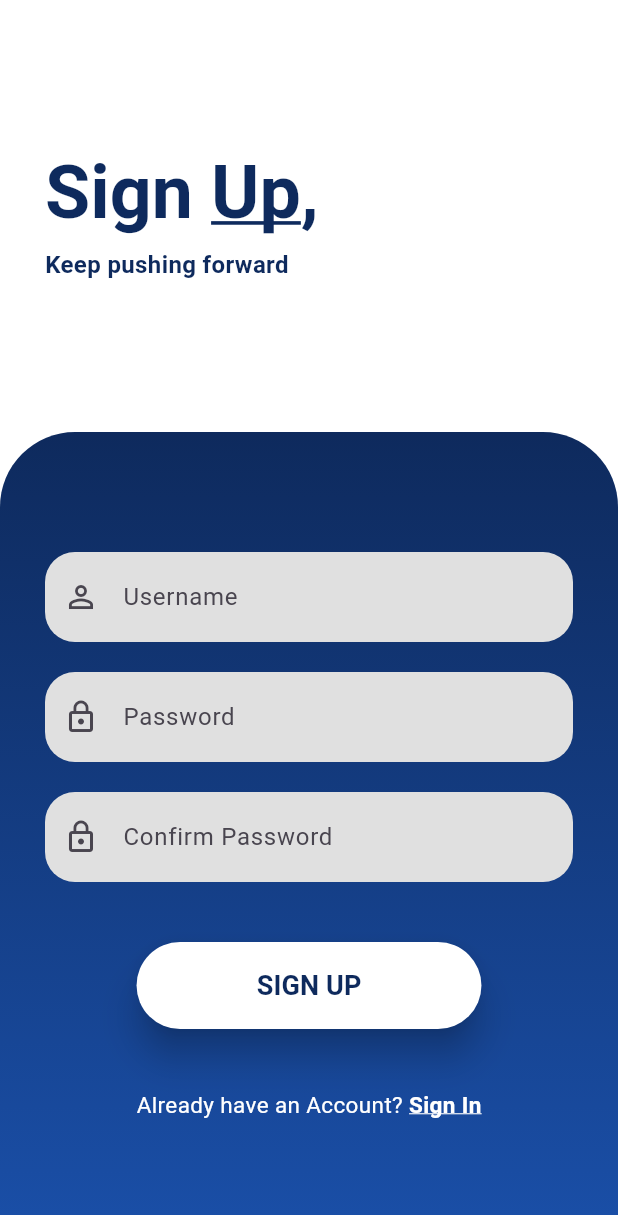
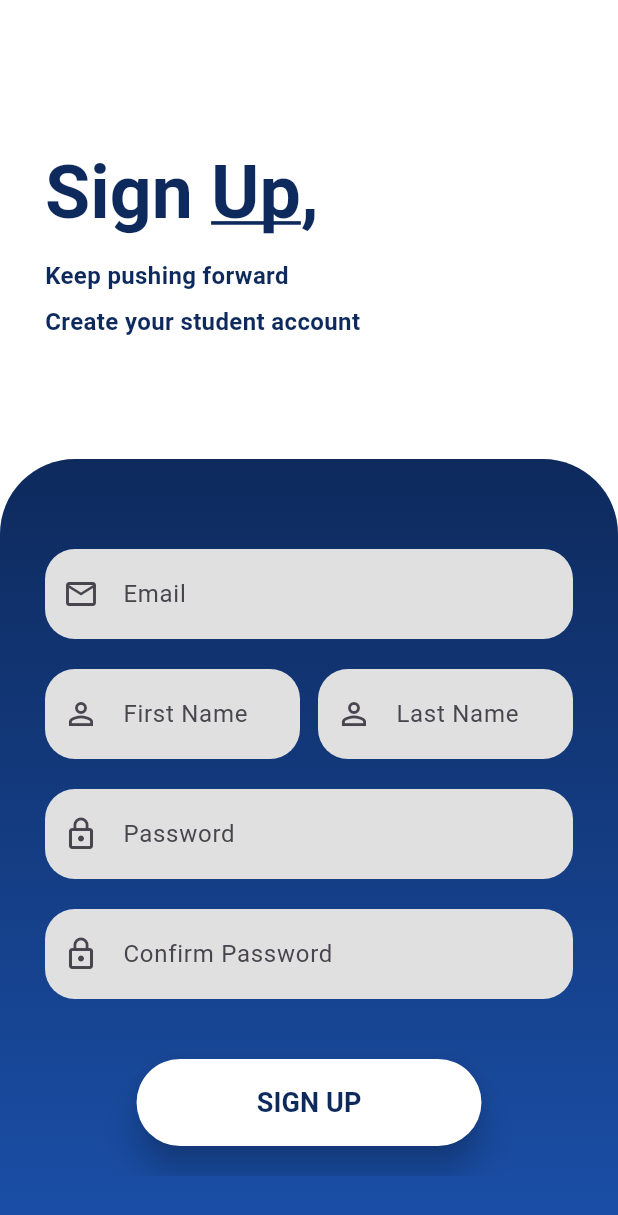
Before and after one commit to minthwaykhant711/room-project-repo, a Flutter app: the SignUpPage screen opened directly, on a phone screen of 412 x 824 dp. Shown: the top 1215 px of the screen. Run offline on Flutter 3.47's test engine with Material 3 defaults, Android fonts, the phone set to English and light mode, and no system bars.

Commit message:
sign up (register) page fixed

```diff
--- a/lib/pages/signup_page.dart
+++ b/lib/pages/signup_page.dart
@@ -1,4 +1,3 @@
-import 'package:flutter/gestures.dart';
 import 'package:flutter/material.dart';
 import 'signin_page.dart';
 
@@ -10,28 +9,36 @@ class SignUpPage extends StatefulWidget {
 }
 
 class _SignUpPageState extends State<SignUpPage> {
-  final TextEditingController _userController = TextEditingController();
+  final TextEditingController _emailController = TextEditingController();
+  final TextEditingController _firstNameController = TextEditingController();
+  final TextEditingController _lastNameController = TextEditingController();
   final TextEditingController _passController = TextEditingController();
   final TextEditingController _confirmController = TextEditingController();
 
   @override
   void dispose() {
-    _userController.dispose();
+    _emailController.dispose();
+    _firstNameController.dispose();
+    _lastNameController.dispose();
     _passController.dispose();
     _confirmController.dispose();
     super.dispose();
   }
 
   void _attemptSignUp() {
-    final username = _userController.text.trim();
+    final email = _emailController.text.trim();
+    final first = _firstNameController.text.trim();
+    final last = _lastNameController.text.trim();
     final pass = _passController.text;
     final confirm = _confirmController.text;
 
-    if (pass.isEmpty || confirm.isEmpty) {
+    if (email.isEmpty ||
+        first.isEmpty ||
+        last.isEmpty ||
+        pass.isEmpty ||
+        confirm.isEmpty) {
       ScaffoldMessenger.of(context).showSnackBar(
-        const SnackBar(
-          content: Text('Please enter password and confirm password'),
-        ),
+        const SnackBar(content: Text('Please fill in all fields')),
       );
       return;
     }
@@ -65,51 +72,48 @@ class _SignUpPageState extends State<SignUpPage> {
         width: size.width,
         height: size.height,
         color: Colors.white,
-        child: Align(
-          alignment: Alignment.topLeft,
         child: Column(
           crossAxisAlignment: CrossAxisAlignment.start,
           children: [
+            // ─── Header Text ───────────────────────────────
             Padding(
               padding: const EdgeInsets.only(top: 100, left: 30, bottom: 80),
               child: Column(
                 crossAxisAlignment: CrossAxisAlignment.start,
                 children: [
                   RichText(
-                      text: const TextSpan(
-                        children: [
-                          TextSpan(
-                            text: 'Sign ',
-                            style: TextStyle(
+                    text: TextSpan(
+                      style: const TextStyle(
                         color: Color(0xFF0E2A5D),
                         fontSize: 49,
                         fontWeight: FontWeight.bold,
                       ),
-                          ),
-                          TextSpan(
+                      children: [
+                        const TextSpan(text: 'Sign '),
+                        const TextSpan(
                           text: 'Up',
                           style: TextStyle(
-                              color: Color(0xFF0E2A5D),
-                              fontSize: 49,
-                              fontWeight: FontWeight.bold,
                             decoration: TextDecoration.underline,
                             decorationThickness: 1,
                           ),
                         ),
-                          TextSpan(
-                            text: ',',
+                        const TextSpan(text: ','),
+                      ],
+                    ),
+                  ),
+                  const SizedBox(height: 15),
+                  Text(
+                    'Keep pushing forward',
                     style: TextStyle(
                       color: Color(0xFF0E2A5D),
-                              fontSize: 49,
+                      fontSize: 16,
                       fontWeight: FontWeight.bold,
                     ),
                   ),
-                        ],
-                      ),
-                    ),
-                    const SizedBox(height: 8),
-                    const Text(
-                      'Keep pushing forward',
+
+                  SizedBox(height: 8),
+                  Text(
+                    'Create your student account',
                     style: TextStyle(
                       color: Color(0xFF0E2A5D),
                       fontSize: 16,
@@ -119,7 +123,8 @@ class _SignUpPageState extends State<SignUpPage> {
                 ],
               ),
             ),
-              const SizedBox(height: 20),
+
+            // ─── Form Section ──────────────────────────────
             Expanded(
               child: Container(
                 width: double.infinity,
@@ -139,15 +144,19 @@ class _SignUpPageState extends State<SignUpPage> {
                     horizontal: 30,
                     vertical: 40,
                   ),
+                  child: SingleChildScrollView(
                     child: Column(
                       crossAxisAlignment: CrossAxisAlignment.center,
                       children: [
-                        const SizedBox(height: 40),
+                        const SizedBox(height: 20),
+
+                        // Email
                         TextField(
-                          controller: _userController,
+                          controller: _emailController,
+                          keyboardType: TextInputType.emailAddress,
                           decoration: InputDecoration(
-                            prefixIcon: const Icon(Icons.person_outline),
-                            hintText: 'Username',
+                            prefixIcon: const Icon(Icons.email_outlined),
+                            hintText: 'Email',
                             filled: true,
                             fillColor: Colors.grey.shade300,
                             contentPadding: const EdgeInsets.symmetric(
@@ -160,6 +169,52 @@ class _SignUpPageState extends State<SignUpPage> {
                           ),
                         ),
                         const SizedBox(height: 20),
+
+                        // First + Last Name (side by side)
+                        Row(
+                          children: [
+                            Expanded(
+                              child: TextField(
+                                controller: _firstNameController,
+                                decoration: InputDecoration(
+                                  prefixIcon: const Icon(Icons.person_outline),
+                                  hintText: 'First Name',
+                                  filled: true,
+                                  fillColor: Colors.grey.shade300,
+                                  contentPadding: const EdgeInsets.symmetric(
+                                    vertical: 18,
+                                  ),
+                                  border: OutlineInputBorder(
+                                    borderRadius: BorderRadius.circular(20),
+                                    borderSide: BorderSide.none,
+                                  ),
+                                ),
+                              ),
+                            ),
+                            const SizedBox(width: 12),
+                            Expanded(
+                              child: TextField(
+                                controller: _lastNameController,
+                                decoration: InputDecoration(
+                                  prefixIcon: const Icon(Icons.person_outline),
+                                  hintText: 'Last Name',
+                                  filled: true,
+                                  fillColor: Colors.grey.shade300,
+                                  contentPadding: const EdgeInsets.symmetric(
+                                    vertical: 18,
+                                  ),
+                                  border: OutlineInputBorder(
+                                    borderRadius: BorderRadius.circular(20),
+                                    borderSide: BorderSide.none,
+                                  ),
+                                ),
+                              ),
+                            ),
+                          ],
+                        ),
+                        const SizedBox(height: 20),
+
+                        // Password
                         TextField(
                           controller: _passController,
                           obscureText: true,
@@ -178,6 +233,8 @@ class _SignUpPageState extends State<SignUpPage> {
                           ),
                         ),
                         const SizedBox(height: 20),
+
+                        // Confirm Password
                         TextField(
                           controller: _confirmController,
                           obscureText: true,
@@ -196,10 +253,12 @@ class _SignUpPageState extends State<SignUpPage> {
                           ),
                         ),
                         const SizedBox(height: 40),
+
+                        // Sign Up Button
                         ElevatedButton(
                           style: ElevatedButton.styleFrom(
                             backgroundColor: Colors.white,
-                            foregroundColor: Color(0xFF0E2A5D),
+                            foregroundColor: const Color(0xFF0E2A5D),
                             shadowColor: Colors.black,
                             elevation: 10,
                             shape: RoundedRectangleBorder(
@@ -220,6 +279,8 @@ class _SignUpPageState extends State<SignUpPage> {
                           ),
                         ),
                         const SizedBox(height: 40),
+
+                        // Already have account?
                         GestureDetector(
                           onTap: () {
                             Navigator.pushReplacement(
@@ -256,8 +317,8 @@ class _SignUpPageState extends State<SignUpPage> {
                   ),
                 ),
               ),
+            ),
           ],
-          ),
         ),
       ),
     );
```
Lines whose indentation alone changed are shown as unchanged.
